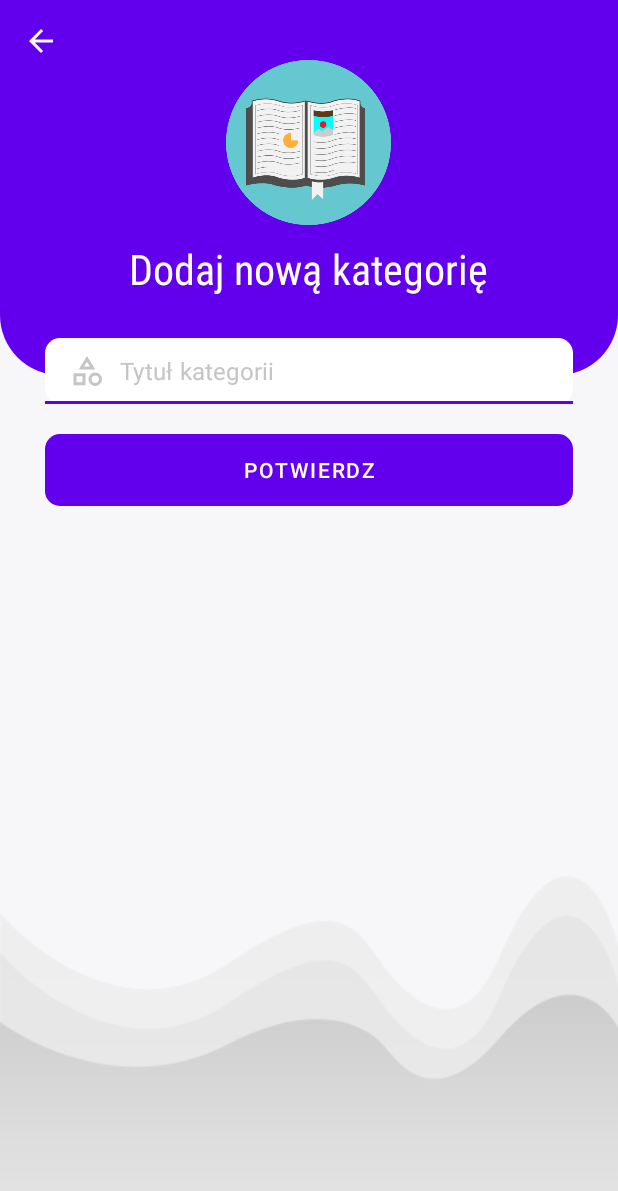
After one commit to Lilromus/BookTop_Android, an Android app: the CategoryAddActivity screen opened directly, with no data from a screen before it, on a phone screen of 412 x 824 dp. The commit adds this screen. Shown: the top 1191 px of the screen. Run offline under Robolectric (Android 15) with nearby library versions, the phone set to English and light mode, and no system bars; our stand-ins replace Firebase (no records; nobody signed in at launch, a user with empty details on screens opened directly).

Commit message:
Added Add Category page

```diff
--- a/app/src/main/AndroidManifest.xml
+++ b/app/src/main/AndroidManifest.xml
@@ -12,6 +12,9 @@
         android:supportsRtl="true"
         android:theme="@style/Theme.MaterialComponents.Light.NoActionBar"
         tools:targetApi="31">
+        <activity
+            android:name=".CategoryAddActivity"
+            android:exported="false" />
         <activity
             android:name=".DashboardAdminActivity"
             android:exported="false" />
--- /dev/null
+++ b/app/src/main/java/com/example/booktopprojekt/CategoryAddActivity.kt
@@ -0,0 +1,95 @@
+package com.example.booktopprojekt
+
+import android.app.ProgressDialog
+import android.os.Bundle
+import android.view.LayoutInflater
+import android.widget.Toast
+import androidx.activity.enableEdgeToEdge
+import androidx.appcompat.app.AppCompatActivity
+import androidx.core.view.ViewCompat
+import androidx.core.view.WindowInsetsCompat
+import com.example.booktopprojekt.databinding.ActivityCategoryAddBinding
+import com.google.firebase.auth.FirebaseAuth
+import com.google.firebase.database.FirebaseDatabase
+
+class CategoryAddActivity: AppCompatActivity() {
+
+    //view binding
+    private lateinit var binding: ActivityCategoryAddBinding
+
+    //firebase auth
+    private lateinit var firebaseAuth: FirebaseAuth
+
+    //progress dialog
+    private lateinit var progressDialog: ProgressDialog
+
+    override fun onCreate(savedInstanceState: Bundle?) {
+        super.onCreate(savedInstanceState)
+        binding = ActivityCategoryAddBinding.inflate(layoutInflater)
+        setContentView(binding.root)
+
+        //init
+        // firebase auth
+        firebaseAuth = FirebaseAuth.getInstance()
+
+        //configure progress dialog
+        progressDialog = ProgressDialog( this)
+        progressDialog.setTitle("Proszę czekać...")
+        progressDialog.setCanceledOnTouchOutside (false)
+
+        //handle click, go back
+        binding.backBtn.setOnClickListener {
+            onBackPressed()
+        }
+
+        //handle click, begin upload category
+        binding.submitBtn.setOnClickListener {
+            validateData()
+        }
+    }
+
+    private var category = ""
+
+    private fun validateData() {
+
+        //validate data
+        //get data
+        category = binding.categoryEt.text.toString().trim()
+        //validate data
+        if (category.isEmpty()) {
+            Toast.makeText( this, "Wprowadź kategorię...", Toast.LENGTH_SHORT).show()
+        }
+        else{
+            addCategoryFirebase()
+        }
+    }
+
+    private fun addCategoryFirebase() {
+        //show progress
+        progressDialog.show()
+        //get timestamp
+        val timestamp = System.currentTimeMillis()
+        //setup data to add in firebase db
+        val hashMap = HashMap<String, Any>() //second param is Any; because the value could be of any type
+        hashMap["id"] = "$timestamp" //put in string quotes because timestamp is in double, we need in string for id
+        hashMap["category"] = category
+        hashMap["timestamp"] = timestamp
+        hashMap["uid"] = "${firebaseAuth.uid}"
+        //add to firebase db: Database Root > Categories > categoryId > category info
+        val ref = FirebaseDatabase.getInstance().getReference ( "Kategorii")
+        ref.child( "$timestamp")
+        .setValue (hashMap)
+            .addOnSuccessListener {
+
+                //added successfully
+                progressDialog.dismiss()
+                Toast.makeText(  this, "Dodano pomyślnie...", Toast.LENGTH_SHORT).show()
+            }
+            .addOnFailureListener { e->
+
+                //failed to add
+                progressDialog.dismiss()
+                Toast.makeText( this, "Nie udało się dodać z powodu ${e.message}", Toast.LENGTH_SHORT).show()
+            }
+    }
+}
--- a/app/src/main/java/com/example/booktopprojekt/DashboardAdminActivity.kt
+++ b/app/src/main/java/com/example/booktopprojekt/DashboardAdminActivity.kt
@@ -30,6 +30,11 @@ class DashboardAdminActivity : AppCompatActivity() {
             checkUser()
         }
 
+        //handle click, start add category page
+        binding.addCategoryBtn.setOnClickListener {
+            startActivity(Intent(this, CategoryAddActivity::class.java))
+        }
+
     }
 
     private fun checkUser()
--- /dev/null
+++ b/app/src/main/res/drawable/ic_back_white.xml
@@ -0,0 +1,5 @@
+<vector android:autoMirrored="true" android:height="24dp"
+    android:tint="#FFFFFF" android:viewportHeight="24"
+    android:viewportWidth="24" android:width="24dp" xmlns:android="http://schemas.android.com/apk/res/android">
+    <path android:fillColor="@android:color/white" android:pathData="M20,11H7.83l5.59,-5.59L12,4l-8,8 8,8 1.41,-1.41L7.83,13H20v-2z"/>
+</vector>
--- /dev/null
+++ b/app/src/main/res/drawable/ic_category_gray.xml
@@ -0,0 +1,5 @@
+<vector xmlns:android="http://schemas.android.com/apk/res/android" android:height="24dp" android:tint="#C5C5C5" android:viewportHeight="960" android:viewportWidth="960" android:width="24dp">
+
+    <path android:fillColor="@android:color/white" android:pathData="M260,440L480,80L700,440L260,440ZM700,880Q625,880 572.5,827.5Q520,775 520,700Q520,625 572.5,572.5Q625,520 700,520Q775,520 827.5,572.5Q880,625 880,700Q880,775 827.5,827.5Q775,880 700,880ZM120,860L120,540L440,540L440,860L120,860ZM700,800Q742,800 771,771Q800,742 800,700Q800,658 771,629Q742,600 700,600Q658,600 629,629Q600,658 600,700Q600,742 629,771Q658,800 700,800ZM200,780L360,780L360,620L200,620L200,780ZM402,360L558,360L480,234L402,360ZM480,360L480,360L480,360ZM360,620L360,620L360,620L360,620ZM700,700Q700,700 700,700Q700,700 700,700Q700,700 700,700Q700,700 700,700Q700,700 700,700Q700,700 700,700Q700,700 700,700Q700,700 700,700Z"/>
+
+</vector>
--- /dev/null
+++ b/app/src/main/res/drawable/ic_pdf_add_white.xml
@@ -0,0 +1,5 @@
+<vector xmlns:android="http://schemas.android.com/apk/res/android" android:height="24dp" android:tint="#FFFFFF" android:viewportHeight="24" android:viewportWidth="24" android:width="24dp">
+
+    <path android:fillColor="@android:color/white" android:pathData="M20,2L8,2c-1.1,0 -2,0.9 -2,2v12c0,1.1 0.9,2 2,2h12c1.1,0 2,-0.9 2,-2L22,4c0,-1.1 -0.9,-2 -2,-2zM11.5,9.5c0,0.83 -0.67,1.5 -1.5,1.5L9,11v2L7.5,13L7.5,7L10,7c0.83,0 1.5,0.67 1.5,1.5v1zM16.5,11.5c0,0.83 -0.67,1.5 -1.5,1.5h-2.5L12.5,7L15,7c0.83,0 1.5,0.67 1.5,1.5v3zM20.5,8.5L19,8.5v1h1.5L20.5,11L19,11v2h-1.5L17.5,7h3v1.5zM9,9.5h1v-1L9,8.5v1zM4,6L2,6v14c0,1.1 0.9,2 2,2h14v-2L4,20L4,6zM14,11.5h1v-3h-1v3z"/>
+
+</vector>
--- /dev/null
+++ b/app/src/main/res/layout/activity_category_add.xml
@@ -0,0 +1,78 @@
+<?xml version="1.0" encoding="utf-8"?>
+<RelativeLayout xmlns:android="http://schemas.android.com/apk/res/android"
+    xmlns:app="http://schemas.android.com/apk/res-auto"
+    xmlns:tools="http://schemas.android.com/tools"
+    android:layout_width="match_parent"
+    android:layout_height="match_parent"
+    android:background="@drawable/back01"
+    tools:context=".CategoryAddActivity">
+    <RelativeLayout
+        android:layout_width="match_parent"
+        android:layout_height="250dp"
+        android:background="@drawable/shape_toolbar01">
+
+        <ImageButton
+            android:id="@+id/backBtn"
+            android:layout_width="wrap_content"
+            android:layout_height="wrap_content"
+            android:src="@drawable/ic_back_white"
+            android:background="@android:color/transparent"
+            android:layout_margin="10dp"
+            android:padding="5dp" />
+
+        <ImageView
+            android:id="@+id/iconIv"
+            android:layout_width="110dp"
+            android:layout_height="110dp"
+            android:layout_centerHorizontal="true"
+            android:layout_marginTop="40dp"
+            android:src="@drawable/logo"/>
+
+        <TextView
+            android:layout_width="wrap_content"
+            android:layout_height="wrap_content"
+            android:layout_below="@id/iconIv"
+            android:layout_centerHorizontal="true"
+            android:layout_marginTop="10dp"
+            android:fontFamily="sans-serif-condensed"
+            android:text="Dodaj nową kategorię"
+            android:textColor="@color/white"
+            android:textSize="28sp"/>
+    </RelativeLayout>
+
+    <com.google.android.material.textfield.TextInputLayout
+        android:id="@+id/categoryTil"
+        android:layout_width="match_parent"
+        android:layout_height="wrap_content"
+        app:hintEnabled="false"
+        android:layout_marginStart="30dp"
+        android:layout_marginEnd="30dp"
+        android:layout_marginTop="225dp">
+
+        <EditText
+            android:id="@+id/categoryEt"
+            android:layout_width="match_parent"
+            android:layout_height="wrap_content"
+            android:background="@drawable/shape_edittext01"
+            android:drawableStart="@drawable/ic_category_gray"
+            android:drawablePadding="10dp"
+            android:hint="Tytuł kategorii"
+            android:inputType="textPersonName|textCapWords"
+            android:padding="10dp"
+            android:textColor="@color/black"
+            android:textColorHint="@color/gray01"/>
+
+    </com.google.android.material.textfield.TextInputLayout>
+    <!--Add category button-->
+    <Button
+        android:id="@+id/submitBtn"
+        android:layout_width="match_parent"
+        android:layout_height="wrap_content"
+        android:layout_marginStart="30dp"
+        android:layout_marginEnd="30dp"
+        android:layout_marginTop="20dp"
+        android:background="@drawable/shape_button01"
+        android:text="Potwierdz"
+        android:layout_below="@id/categoryTil"
+        android:textColor="@color/white"/>
+</RelativeLayout>
--- a/gradle/libs.versions.toml
+++ b/gradle/libs.versions.toml
@@ -1,5 +1,5 @@
 [versions]
-agp = "8.10.0"
+agp = "8.10.1"
 kotlin = "2.0.21"
 coreKtx = "1.10.1"
 junit = "4.13.2"
```
Also changed, not shown: app/src/main/res/layout/activity_dashboard_admin.xml (+33 -1 lines), app/src/main/res/values/colors.xml (+7 -0 lines).
